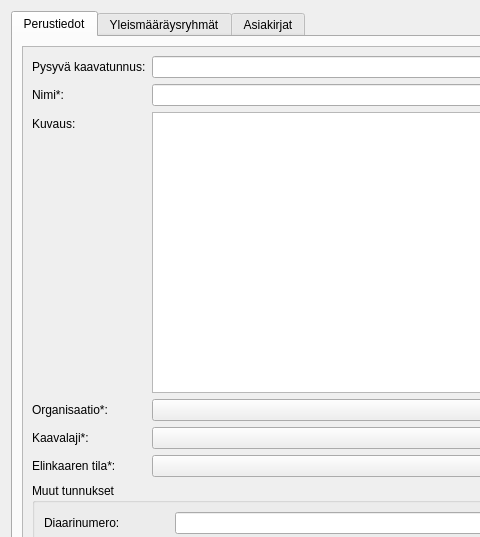
The window that arho_feature_template/gui/dialogs/plan_attribute_form.ui (GispoCoding/arho-qgis-plugin) describes before a commit, drawn with Qt 5; both pictures show x 0 to 480 and y 0 to 537 of the 873 by 662 pixel window.
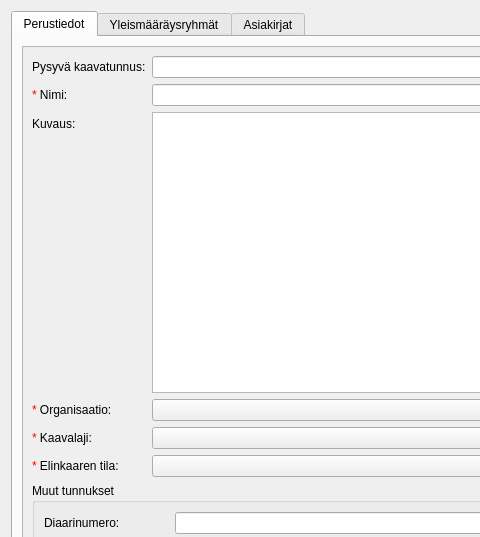
The same window after the commit. Custom widgets are drawn as their Qt base class.

```diff
--- a/arho_feature_template/gui/dialogs/plan_attribute_form.ui
+++ b/arho_feature_template/gui/dialogs/plan_attribute_form.ui
@@ -97,7 +97,7 @@
              <item row="1" column="0">
               <widget class="QLabel" name="nimiLabel">
                <property name="text">
-                <string>Nimi*:</string>
+                <string>&lt;html&gt;&lt;head/&gt;&lt;body&gt;&lt;p&gt;&lt;span style=&quot; color:#ff0000;&quot;&gt;*&lt;/span&gt; Nimi:&lt;/p&gt;&lt;/body&gt;&lt;/html&gt;</string>
                </property>
                <property name="buddy">
                 <cstring>name_line_edit</cstring>
@@ -131,7 +131,7 @@
              <item row="4" column="0">
               <widget class="QLabel" name="tyyppiLabel">
                <property name="text">
-                <string>Kaavalaji*:</string>
+                <string>&lt;span style=&quot;color: red;&quot;&gt;*&lt;/span&gt; Kaavalaji:</string>
                </property>
                <property name="buddy">
                 <cstring>plan_type_combo_box</cstring>
@@ -148,7 +148,7 @@
              <item row="5" column="0">
               <widget class="QLabel" name="elinkaarenTilaLabel">
                <property name="text">
-                <string>Elinkaaren tila*:</string>
+                <string>&lt;span style=&quot;color: red;&quot;&gt;*&lt;/span&gt; Elinkaaren tila:</string>
                </property>
                <property name="buddy">
                 <cstring>lifecycle_status_combo_box</cstring>
@@ -165,7 +165,7 @@
              <item row="3" column="0">
               <widget class="QLabel" name="label_5">
                <property name="text">
-                <string>Organisaatio*:</string>
+                <string>&lt;span style=&quot;color: red;&quot;&gt;*&lt;/span&gt; Organisaatio:</string>
                </property>
               </widget>
              </item>
```
Left out of the diff: 4 changed lines with no effect on the pictures.
